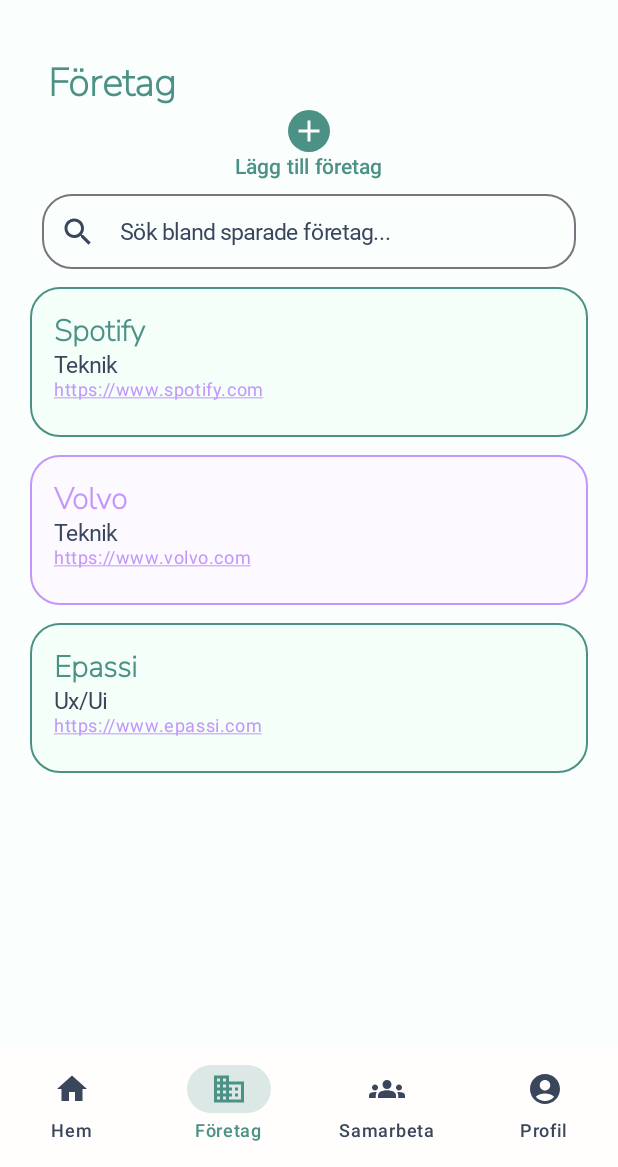
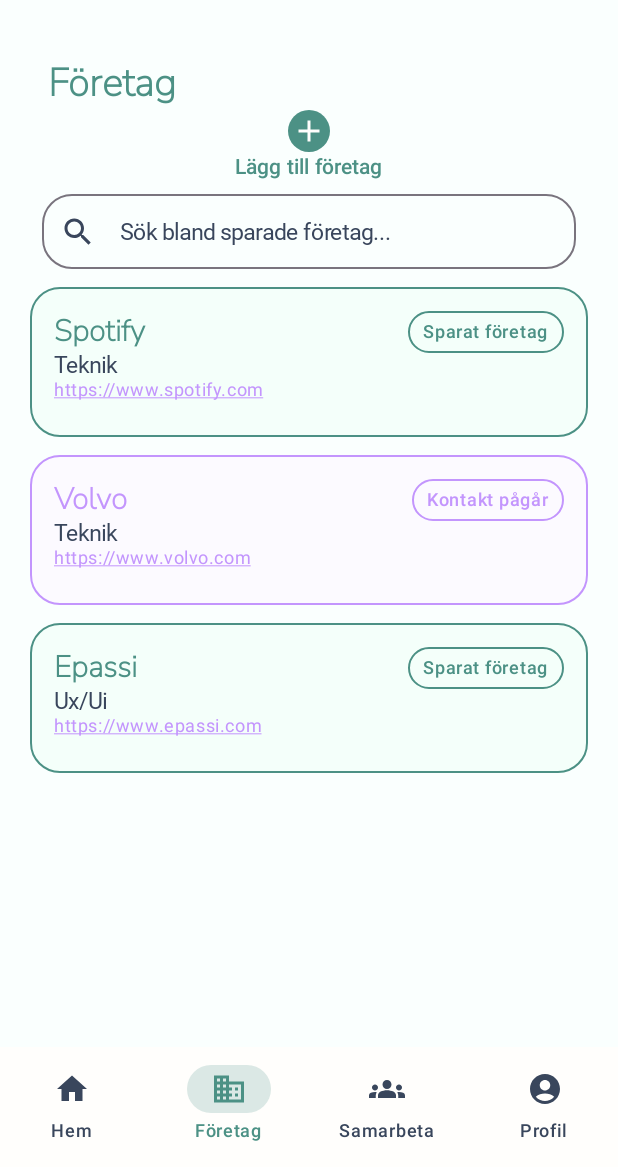
Before and after one commit to KatrinaWinter/LIA_Navigator, an Android app built with Jetpack Compose: the screen it shows after launch (MainActivity), item 2 of the bottom bar chosen, on a phone screen of 412 x 824 dp, the part 69-1236 px from its top. Run offline under Robolectric (Android 15) with nearby library versions, the phone set to English and light mode, and no system bars; Roboto replaces fonts that are not available here.

Commit message:
fix: retain company status when changing theme

```diff
--- a/app/build.gradle.kts
+++ b/app/build.gradle.kts
@@ -53,4 +53,5 @@ dependencies {
     debugImplementation(libs.androidx.compose.ui.test.manifest)
     debugImplementation(libs.androidx.compose.ui.tooling)
     implementation("androidx.compose.material:material-icons-extended")
+    implementation(libs.androidx.lifecycle.viewmodel.compose)
 }
--- a/app/src/main/java/com/example/lianavigator/AppScreens.kt
+++ b/app/src/main/java/com/example/lianavigator/AppScreens.kt
@@ -1,5 +1,6 @@
 package com.example.lianavigator
 
+import androidx.compose.foundation.BorderStroke
 import androidx.compose.foundation.background
 import androidx.compose.foundation.border
 import androidx.compose.foundation.clickable
@@ -54,7 +55,13 @@ import com.example.lianavigator.data.CompanyStatus
 import com.example.lianavigator.ui.theme.LightTurquoise
 import com.example.lianavigator.ui.theme.LightLavender
 import androidx.compose.ui.graphics.Color
-
+import androidx.compose.material3.Surface
+import androidx.compose.material3.DropdownMenu
+import androidx.compose.material3.DropdownMenuItem
+import com.example.lianavigator.ui.theme.CelebrationRed
+import com.example.lianavigator.ui.theme.Cream
+import com.example.lianavigator.ui.theme.LightCelebrationRed
+import androidx.compose.foundation.layout.Box
 
 
 @Composable
@@ -275,7 +282,8 @@ fun CompanyScreen(
                 verticalArrangement = Arrangement.spacedBy(12.dp)
             ) {
                 items(filteredCompanies) { company ->
-                    CompanyCard(company = company)
+                    CompanyCard(company = company,
+                        viewModel= viewModel)
                 }
             }
         }
@@ -289,6 +297,7 @@ fun CompanyScreen(
             title = {
                 Text("Lägg till företag",)
             },
+            containerColor = MaterialTheme.colorScheme.surface,
             text = {
                 Column(
                     verticalArrangement = Arrangement.spacedBy(12.dp)
@@ -362,8 +371,10 @@ fun CompanyScreen(
 }
 
 @Composable
-fun CompanyCard(company: Company) {
+fun CompanyCard(company: Company,
+                viewModel: CompanyViewModel) {
     val (backgroundColor, borderColor) = companyStatusColor(company.status)
+    var expanded by remember { mutableStateOf(false) }
     Card(
         modifier = Modifier
             .fillMaxWidth()
@@ -380,8 +391,15 @@ fun CompanyCard(company: Company) {
     ) {
         val uriHandler = LocalUriHandler.current
 
+        Row(
+            modifier = Modifier
+                .fillMaxWidth()
+                .padding(16.dp),
+            verticalAlignment = Alignment.Top
+        ) {
+
             Column(
-            modifier = Modifier.padding(16.dp)
+                modifier = Modifier.weight(1f)
             ) {
                 Text(
                     text = company.name,
@@ -405,6 +423,82 @@ fun CompanyCard(company: Company) {
                         style = MaterialTheme.typography.bodySmall,
                         color = Lavender
                     )
+
+                }
+            }
+
+            Box {
+                Surface(
+                    modifier = Modifier.clickable {
+                        expanded = true
+                    },
+                    color = backgroundColor,
+                    shape = RoundedCornerShape(50.dp),
+                    border = BorderStroke(1.dp, borderColor)
+                ) {
+                    Text(
+                        text = companyStatusText(company.status),
+                        modifier = Modifier.padding(
+                            horizontal = 10.dp,
+                            vertical = 6.dp
+                        ),
+                        style = MaterialTheme.typography.labelMedium,
+                        color = borderColor
+                    )
+                }
+
+                DropdownMenu(
+                    expanded = expanded,
+                    onDismissRequest = {
+                        expanded = false
+                    },
+                    modifier = Modifier.width(190.dp),
+                    containerColor = MaterialTheme.colorScheme.surface
+                ) {
+                DropdownMenuItem(
+                    text = { Text("Sparat företag") },
+                    onClick = {
+                        viewModel.updateCompanyStatus(
+                            company.id,
+                            CompanyStatus.SAVED
+                        )
+                        expanded = false
+                    }
+                )
+
+                DropdownMenuItem(
+                    text = { Text("Kontakt pågår") },
+                    onClick = {
+                        viewModel.updateCompanyStatus(
+                            company.id,
+                            CompanyStatus.CONTACT_ONGOING
+                        )
+                        expanded = false
+                    }
+                )
+
+                DropdownMenuItem(
+                    text = { Text("Ansökan skickad") },
+                    onClick = {
+                        viewModel.updateCompanyStatus(
+                            company.id,
+                            CompanyStatus.APPLICATION_SENT
+                        )
+                        expanded = false
+                    }
+                )
+
+                DropdownMenuItem(
+                    text = { Text("LIA bekräftad") },
+                    onClick = {
+                        viewModel.updateCompanyStatus(
+                            company.id,
+                            CompanyStatus.LIA_CONFIRMED
+                        )
+                        expanded = false
+                    }
+                )
+            }
             }
         }
     }
@@ -422,7 +516,16 @@ fun companyStatusColor(status: CompanyStatus): Pair<Color, Color> {
                         Color(0xFFEEF3FF) to Color(0xFF7895C5)
 
                     CompanyStatus.LIA_CONFIRMED ->
-            Color(0xFFEDF7EF) to Color(0xFF6B9B78)
+                        LightCelebrationRed to CelebrationRed
+                }
+            }
+
+            fun companyStatusText(status: CompanyStatus): String {
+                return when (status) {
+                    CompanyStatus.SAVED -> "Sparat företag"
+                    CompanyStatus.CONTACT_ONGOING -> "Kontakt pågår"
+                    CompanyStatus.APPLICATION_SENT -> "Ansökan skickad"
+                    CompanyStatus.LIA_CONFIRMED -> "LIA bekräftad"
                 }
             }
 
@@ -445,8 +548,7 @@ fun ProfileScreen(modifier: Modifier = Modifier) {
             @Composable
             fun ScreenHeader(
                 title: String,
-    modifier: Modifier = Modifier
-) {
+                modifier: Modifier = Modifier) {
                 Row(
                     modifier = modifier.fillMaxWidth(),
                     verticalAlignment = Alignment.CenterVertically
--- a/app/src/main/java/com/example/lianavigator/MainActivity.kt
+++ b/app/src/main/java/com/example/lianavigator/MainActivity.kt
@@ -30,11 +30,12 @@ import androidx.compose.material.icons.filled.Groups
 import androidx.compose.material3.NavigationBar
 import androidx.compose.material3.NavigationBarItem
 import androidx.compose.material3.NavigationBarItemDefaults
-import androidx.compose.runtime.remember
 import com.example.lianavigator.ui.theme.BlueGray
 import com.example.lianavigator.ui.theme.LightTurquoise
 import com.example.lianavigator.ui.theme.LightTurquoise
 import com.example.lianavigator.viewmodel.CompanyViewModel
+import androidx.lifecycle.viewmodel.compose.viewModel
+
 
 @OptIn(ExperimentalMaterial3Api::class)
 class MainActivity : ComponentActivity() {
@@ -42,13 +43,13 @@ class MainActivity : ComponentActivity() {
         super.onCreate(savedInstanceState)
         enableEdgeToEdge()
         setContent {
+            val companyViewModel: CompanyViewModel = viewModel()
+
             LIANavigatorTheme {
                 var selectedItem by rememberSaveable {
                     mutableIntStateOf(0)
                 }
-                val companyViewModel = remember {
-                    CompanyViewModel()
-                }
+
                 Scaffold(
                     modifier = Modifier.fillMaxSize(),
                     topBar = {
@@ -144,12 +145,18 @@ class MainActivity : ComponentActivity() {
                 ) { innerPadding ->
                     when (selectedItem) {
                         0 -> HomeScreen(
-                            modifier = Modifier.padding(innerPadding))
+                            modifier = Modifier.padding(innerPadding)
+                        )
+
                         1 -> CompanyScreen(
                             modifier = Modifier.padding(innerPadding),
-                            viewModel = companyViewModel)
+                            viewModel = companyViewModel
+                        )
+
                         2 -> CollaborationScreen(
-                            modifier = Modifier.padding(innerPadding))
+                            modifier = Modifier.padding(innerPadding)
+                        )
+
                         3 -> ProfileScreen(
                             modifier = Modifier.padding(innerPadding)
                         )
--- a/app/src/main/java/com/example/lianavigator/ui/theme/Color.kt
+++ b/app/src/main/java/com/example/lianavigator/ui/theme/Color.kt
@@ -17,3 +17,6 @@ val CardWhite = Color(0xFFFFFEFC)
 
 // Text colors
 val BlueGray = Color(0xFF39465C)
+
+val CelebrationRed = Color(0xFFC97978)
+val LightCelebrationRed = Color(0xFFFFF0EF)
--- a/gradle/libs.versions.toml
+++ b/gradle/libs.versions.toml
@@ -8,6 +8,7 @@ lifecycleRuntimeKtx = "2.11.0"
 activityCompose = "1.13.0"
 kotlin = "2.2.10"
 composeBom = "2026.02.01"
+lifecycleViewmodel = "2.11.0"
 
 [libraries]
 androidx-core-ktx = { group = "androidx.core", name = "core-ktx", version.ref = "coreKtx" }
@@ -24,6 +25,7 @@ androidx-compose-ui-tooling-preview = { group = "androidx.compose.ui", name = "u
 androidx-compose-ui-test-manifest = { group = "androidx.compose.ui", name = "ui-test-manifest" }
 androidx-compose-ui-test-junit4 = { group = "androidx.compose.ui", name = "ui-test-junit4" }
 androidx-compose-material3 = { group = "androidx.compose.material3", name = "material3" }
+androidx-lifecycle-viewmodel-compose = { group = "androidx.lifecycle", name = "lifecycle-viewmodel-compose", version.ref = "lifecycleViewmodel" }
 
 [plugins]
 android-application = { id = "com.android.application", version.ref = "agp" }
```
Also changed, not shown: app/src/main/java/com/example/lianavigator/viewmodel/CompanyViewModel.kt (+17 -1 lines). Lines whose indentation alone changed are shown as unchanged.
